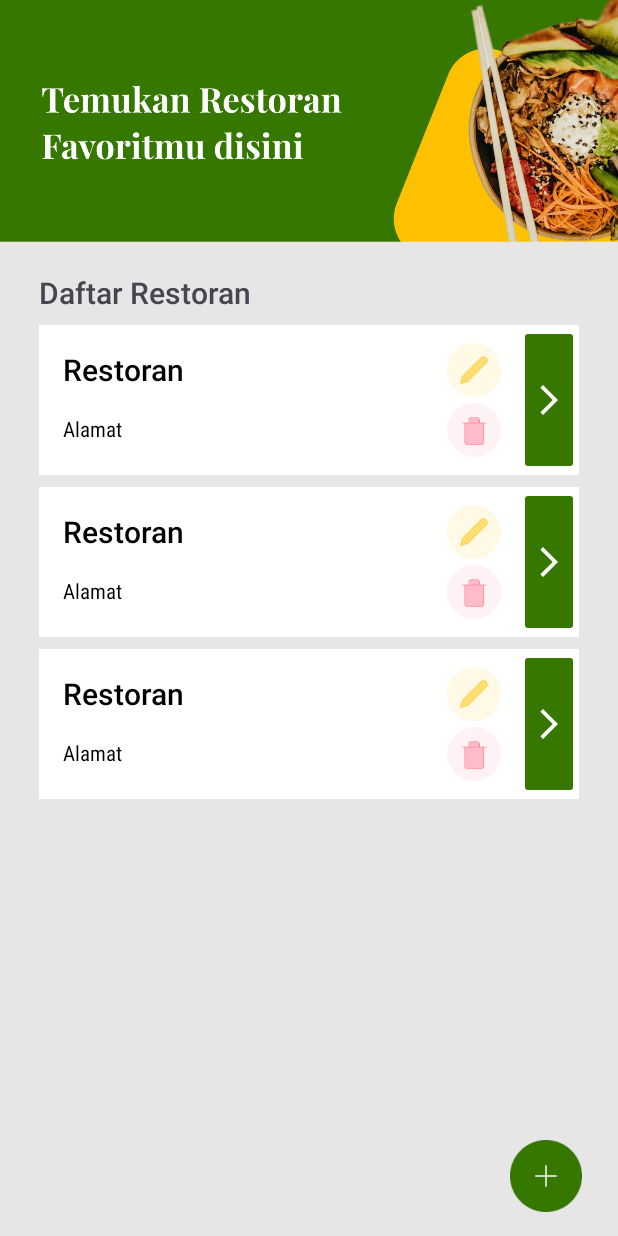
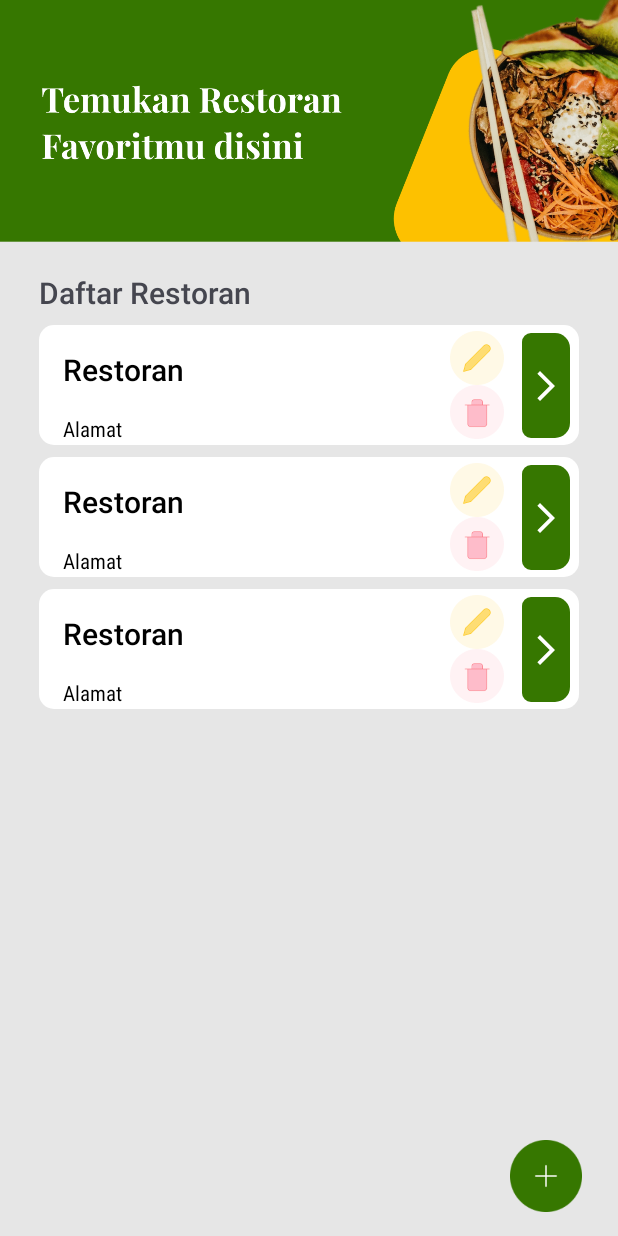
Before and after one commit to irfnhanif/restaurant-list-app, an Android app: the layout activity_main.xml on its own in the app's theme, with its tools: preview values and no code run, on a phone screen of 412 x 824 dp. Run offline under Robolectric (Android 15) with nearby library versions, the phone set to English and light mode, and no system bars.

```diff
--- /dev/null
+++ b/app/src/main/res/drawable/shape_detail_button.xml
@@ -0,0 +1,5 @@
+<?xml version="1.0" encoding="utf-8"?>
+<shape xmlns:android="http://schemas.android.com/apk/res/android">
+    <solid android:color="@color/button_add"></solid>
+    <corners android:bottomRightRadius="10dp" android:topRightRadius="10dp" android:bottomLeftRadius="6dp" android:topLeftRadius="6dp"></corners>
+</shape>
--- /dev/null
+++ b/app/src/main/res/drawable/shape_item_view.xml
@@ -0,0 +1,5 @@
+<?xml version="1.0" encoding="utf-8"?>
+<shape xmlns:android="http://schemas.android.com/apk/res/android">
+    <solid android:color="@color/white"></solid>
+    <corners android:radius="10dp"></corners>
+</shape>
--- a/app/src/main/res/layout/restaurant_item_layout.xml
+++ b/app/src/main/res/layout/restaurant_item_layout.xml
@@ -3,8 +3,8 @@
     xmlns:app="http://schemas.android.com/apk/res-auto"
     xmlns:tools="http://schemas.android.com/tools"
     android:layout_width="match_parent"
-    android:background="@color/white"
-    android:layout_height="wrap_content"
+    android:layout_height="80dp"
+    android:background="@drawable/shape_item_view"
     android:layout_marginBottom="8dp">
 
     <TextView
@@ -56,9 +56,10 @@
 
     <ImageButton
         android:id="@+id/ib_detail"
-        android:layout_width="40dp"
-        android:layout_height="100dp"
-        android:backgroundTint="@color/button_add"
+        android:layout_width="32dp"
+        android:layout_height="70dp"
+        android:layout_marginEnd="6dp"
+        android:background="@drawable/shape_detail_button"
         app:layout_constraintBottom_toBottomOf="parent"
         app:layout_constraintEnd_toEndOf="parent"
         app:layout_constraintTop_toTopOf="parent"
```
Also changed, not shown: app/src/main/java/com/pamgroup/restaurantlistapp/CreateRestaurant.java (+32 -12 lines).
